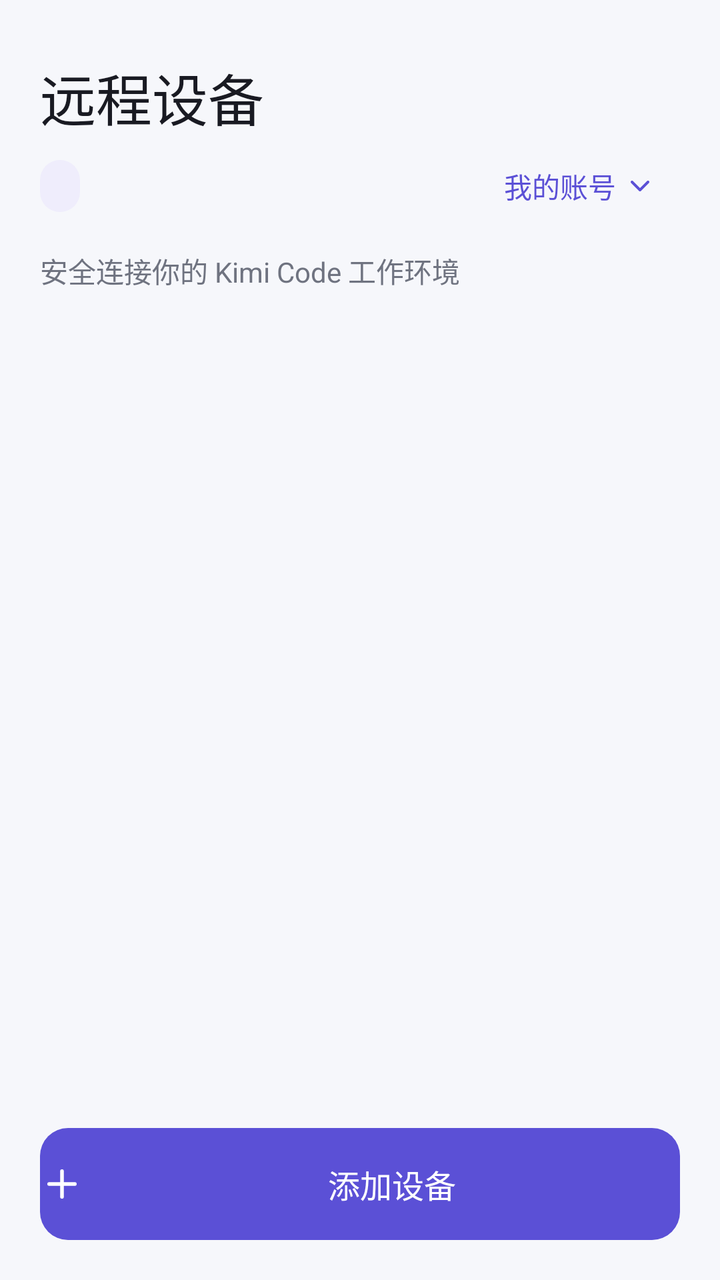
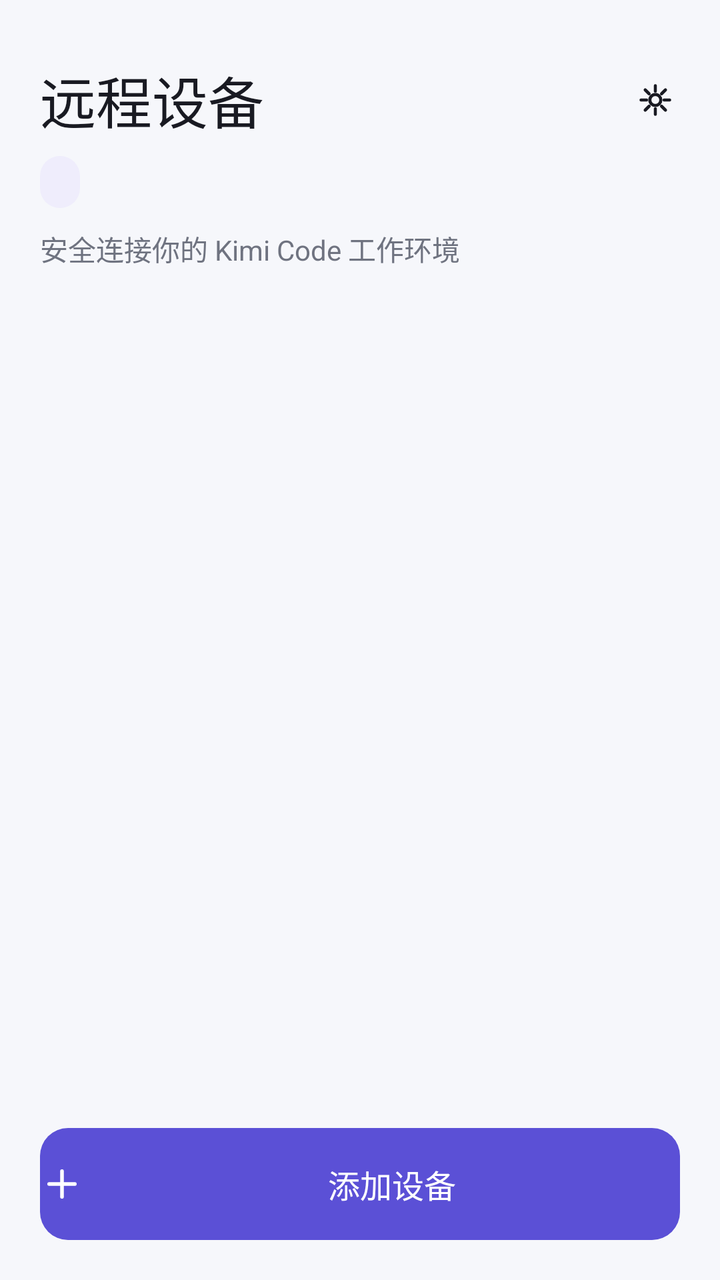

Screens rendered from an Android XML layout before and after an edit, with the pre-edit source and the edit as a unified diff.
<!-- AndroidManifest.xml: activity theme Theme.KimiRC.Launcher -->
<!-- res/layout/activity_main.xml -->
<?xml version="1.0" encoding="utf-8"?>
<LinearLayout xmlns:android="http://schemas.android.com/apk/res/android"
    android:id="@+id/main_root"
    android:layout_width="match_parent"
    android:layout_height="match_parent"
    android:background="@color/app_background"
    android:orientation="vertical">

    <LinearLayout
        android:layout_width="match_parent"
        android:layout_height="wrap_content"
        android:orientation="vertical"
        android:paddingLeft="@dimen/page_horizontal"
        android:paddingTop="@dimen/page_top"
        android:paddingRight="@dimen/page_horizontal"
        android:paddingBottom="@dimen/header_bottom">

        <TextView
            android:layout_width="match_parent"
            android:layout_height="wrap_content"
            android:maxLines="1"
            android:text="@string/main_title"
            android:textAppearance="@style/Text.KimiRC.ScreenTitle" />

        <LinearLayout
            android:layout_width="match_parent"
            android:layout_height="48dp"
            android:gravity="center_vertical"
            android:orientation="horizontal">

            <TextView
                android:id="@+id/device_count"
                android:layout_width="wrap_content"
                android:layout_height="wrap_content"
                android:background="@drawable/bg_count_badge"
                android:fontFamily="sans-serif-medium"
                android:includeFontPadding="false"
                android:paddingLeft="10dp"
                android:paddingTop="6dp"
                android:paddingRight="10dp"
                android:paddingBottom="6dp"
                android:textColor="@color/brand"
                android:textSize="12sp"
                tools:ignore="HardcodedText"
                xmlns:tools="http://schemas.android.com/tools" />

            <Space
                android:layout_width="0dp"
                android:layout_height="1dp"
                android:layout_weight="1" />

            <TextView
                android:id="@+id/account_button"
                android:layout_width="wrap_content"
                android:layout_height="48dp"
                android:background="?android:attr/selectableItemBackgroundBorderless"
                android:drawablePadding="4dp"
                android:drawableRight="@drawable/ic_chevron_down"
                android:ellipsize="end"
                android:fontFamily="sans-serif-medium"
                android:gravity="center"
                android:includeFontPadding="false"
                android:maxLines="1"
                android:maxWidth="160dp"
                android:minWidth="48dp"
                android:paddingLeft="12dp"
                android:paddingRight="12dp"
                android:text="@string/default_account_name"
                android:textColor="@color/brand"
                android:textSize="14sp" />
        </LinearLayout>

        <TextView
            android:layout_width="match_parent"
            android:layout_height="wrap_content"
            android:layout_marginTop="8dp"
            android:text="@string/main_subtitle"
            android:textAppearance="@style/Text.KimiRC.Body" />
    </LinearLayout>

    <FrameLayout
        android:layout_width="match_parent"
        android:layout_height="0dp"
        android:layout_weight="1">

        <ListView
            android:id="@+id/device_list"
            android:layout_width="match_parent"
            android:layout_height="match_parent"
            android:clipToPadding="false"
            android:divider="@null"
            android:dividerHeight="@dimen/list_gap"
            android:drawSelectorOnTop="false"
            android:listSelector="@android:color/transparent"
            android:overScrollMode="ifContentScrolls"
            android:paddingLeft="@dimen/page_horizontal"
            android:paddingRight="@dimen/page_horizontal"
            android:paddingBottom="8dp"
            android:scrollbars="none" />

        <LinearLayout
            android:id="@+id/empty_view"
            android:layout_width="match_parent"
            android:layout_height="match_parent"
            android:gravity="center"
            android:orientation="vertical"
            android:padding="32dp"
            android:visibility="gone">

            <ImageView
                android:layout_width="72dp"
                android:layout_height="72dp"
                android:background="@drawable/bg_device_icon"
                android:contentDescription="@null"
                android:importantForAccessibility="no"
                android:padding="20dp"
                android:scaleType="centerInside"
                android:src="@drawable/ic_device" />

            <TextView
                android:layout_width="wrap_content"
                android:layout_height="wrap_content"
                android:layout_marginTop="20dp"
                android:gravity="center"
                android:text="@string/empty_title"
                android:textAppearance="@style/Text.KimiRC.SectionTitle" />

            <TextView
                android:layout_width="wrap_content"
                android:layout_height="wrap_content"
                android:layout_marginTop="8dp"
                android:gravity="center"
                android:maxWidth="280dp"
                android:text="@string/empty_description"
                android:textAlignment="center"
                android:textAppearance="@style/Text.KimiRC.Body" />
        </LinearLayout>
    </FrameLayout>

    <LinearLayout
        android:layout_width="match_parent"
        android:layout_height="wrap_content"
        android:background="@color/app_background"
        android:orientation="vertical"
        android:paddingLeft="@dimen/page_horizontal"
        android:paddingTop="12dp"
        android:paddingRight="@dimen/page_horizontal"
        android:paddingBottom="20dp">

        <Button
            android:id="@+id/add_button"
            style="@style/Widget.KimiRC.Button.Primary"
            android:layout_width="match_parent"
            android:layout_height="@dimen/control_height"
            android:drawableLeft="@drawable/ic_add"
            android:drawablePadding="10dp"
            android:text="@string/add_device" />
    </LinearLayout>
</LinearLayout>
<!-- resources referenced by this layout -->
<resources>
  <color name="app_background">#F6F7FB</color>
  <color name="brand">#5B50D6</color>
  <dimen name="control_height">56dp</dimen>
  <dimen name="header_bottom">20dp</dimen>
  <dimen name="list_gap">12dp</dimen>
  <dimen name="page_horizontal">20dp</dimen>
  <dimen name="page_top">28dp</dimen>
  <!-- drawable bg_count_badge (drawable) -->
  <?xml version="1.0" encoding="utf-8"?>
  <shape xmlns:android="http://schemas.android.com/apk/res/android"
      android:shape="rectangle">
      <solid android:color="@color/brand_soft" />
      <corners android:radius="12dp" />
  </shape>
  <!-- drawable bg_device_icon (drawable) -->
  <?xml version="1.0" encoding="utf-8"?>
  <shape xmlns:android="http://schemas.android.com/apk/res/android"
      android:shape="oval">
      <solid android:color="@color/brand_soft" />
  </shape>
  <!-- drawable ic_chevron_down (drawable) -->
  <?xml version="1.0" encoding="utf-8"?>
  <vector xmlns:android="http://schemas.android.com/apk/res/android"
      android:width="16dp"
      android:height="16dp"
      android:viewportWidth="24"
      android:viewportHeight="24">
      <path
          android:pathData="M6,9 L12,15 L18,9"
          android:strokeColor="@color/brand"
          android:strokeWidth="2"
          android:strokeLineCap="round"
          android:strokeLineJoin="round"
          android:fillColor="#00000000" />
  </vector>
  <string name="add_device">添加设备</string>
  <string name="default_account_name">我的账号</string>
  <string name="empty_description">添加设备后，即可随时进入你的远程工作空间</string>
  <string name="empty_title">还没有远程设备</string>
  <string name="main_subtitle">安全连接你的 Kimi Code 工作环境</string>
  <string name="main_title">远程设备</string>
  <style name="Text.KimiRC.Body" parent="android:TextAppearance.Material.Body1">
          <item name="android:textColor">@color/text_secondary</item>
          <item name="android:textSize">@dimen/text_body</item>
          <item name="android:lineSpacingExtra">2dp</item>
      </style>
  <style name="Text.KimiRC.ScreenTitle" parent="android:TextAppearance.Material.Title">
          <item name="android:fontFamily">sans-serif-medium</item>
          <item name="android:textColor">@color/text_primary</item>
          <item name="android:textSize">@dimen/text_screen_title</item>
          <item name="android:includeFontPadding">false</item>
      </style>
  <style name="Text.KimiRC.SectionTitle" parent="android:TextAppearance.Material.Title">
          <item name="android:fontFamily">sans-serif-medium</item>
          <item name="android:textColor">@color/text_primary</item>
          <item name="android:textSize">@dimen/text_section_title</item>
      </style>
  <style name="Theme.KimiRC.Launcher">
          <item name="android:windowBackground">@drawable/splash</item>
      </style>
  <color name="brand_soft">#EFEDFC</color>
  <color name="white">#FFFFFF</color>
  <color name="text_secondary">#6F7380</color>
  <dimen name="text_body">14sp</dimen>
  <color name="text_primary">#191A22</color>
  <dimen name="text_screen_title">28sp</dimen>
  <dimen name="text_section_title">20sp</dimen>
  <dimen name="text_button">16sp</dimen>
  <!-- drawable splash (drawable) -->
  <?xml version="1.0" encoding="utf-8"?>
  <layer-list xmlns:android="http://schemas.android.com/apk/res/android">
      <item android:drawable="@drawable/ic_launcher_background" />
      <item
          android:drawable="@drawable/ic_launcher_foreground"
          android:width="132dp"
          android:height="132dp"
          android:gravity="center" />
  </layer-list>
  <color name="brand_ripple">#33FFFFFF</color>
  <dimen name="button_radius">14dp</dimen>
  <!-- drawable ic_launcher_background (drawable) -->
  <?xml version="1.0" encoding="utf-8"?>
  <shape xmlns:android="http://schemas.android.com/apk/res/android"
      android:shape="rectangle">
      <solid android:color="@color/brand" />
  </shape>
  <!-- unchanged entries left out for length: 5 -->
</resources>

<!-- the commit's change to res/layout/activity_main.xml (unified diff, before → after) -->
@@ -15,65 +15,51 @@
         android:paddingRight="@dimen/page_horizontal"
         android:paddingBottom="@dimen/header_bottom">
 
-        <TextView
+        <LinearLayout
             android:layout_width="match_parent"
             android:layout_height="wrap_content"
-            android:maxLines="1"
-            android:text="@string/main_title"
-            android:textAppearance="@style/Text.KimiRC.ScreenTitle" />
-
-        <LinearLayout
-            android:layout_width="match_parent"
-            android:layout_height="48dp"
             android:gravity="center_vertical"
             android:orientation="horizontal">
 
             <TextView
-                android:id="@+id/device_count"
-                android:layout_width="wrap_content"
+                android:layout_width="0dp"
                 android:layout_height="wrap_content"
-                android:background="@drawable/bg_count_badge"
-                android:fontFamily="sans-serif-medium"
-                android:includeFontPadding="false"
-                android:paddingLeft="10dp"
-                android:paddingTop="6dp"
-                android:paddingRight="10dp"
-                android:paddingBottom="6dp"
-                android:textColor="@color/brand"
-                android:textSize="12sp"
-                tools:ignore="HardcodedText"
-                xmlns:tools="http://schemas.android.com/tools" />
+                android:layout_weight="1"
+                android:maxLines="1"
+                android:text="@string/main_title"
+                android:textAppearance="@style/Text.KimiRC.ScreenTitle" />
 
-            <Space
-                android:layout_width="0dp"
-                android:layout_height="1dp"
-                android:layout_weight="1" />
+            <ImageButton
+                android:id="@+id/settings_button"
+                android:layout_width="44dp"
+                android:layout_height="44dp"
+                android:layout_marginRight="-10dp"
+                android:background="?android:attr/selectableItemBackgroundBorderless"
+                android:contentDescription="@string/account_switch_title"
+                android:padding="11dp"
+                android:scaleType="centerInside"
+                android:src="@drawable/ic_settings" />
+        </LinearLayout>
 
-            <TextView
-                android:id="@+id/account_button"
-                android:layout_width="wrap_content"
-                android:layout_height="48dp"
-                android:background="?android:attr/selectableItemBackgroundBorderless"
-                android:drawablePadding="4dp"
-                android:drawableRight="@drawable/ic_chevron_down"
-                android:ellipsize="end"
-                android:fontFamily="sans-serif-medium"
-                android:gravity="center"
-                android:includeFontPadding="false"
-                android:maxLines="1"
-                android:maxWidth="160dp"
-                android:minWidth="48dp"
-                android:paddingLeft="12dp"
-                android:paddingRight="12dp"
-                android:text="@string/default_account_name"
-                android:textColor="@color/brand"
-                android:textSize="14sp" />
-        </LinearLayout>
+        <TextView
+            android:id="@+id/device_count"
+            android:layout_width="wrap_content"
+            android:layout_height="wrap_content"
+            android:layout_marginTop="6dp"
+            android:background="@drawable/bg_count_badge"
+            android:fontFamily="sans-serif-medium"
+            android:includeFontPadding="false"
+            android:paddingLeft="10dp"
+            android:paddingTop="6dp"
+            android:paddingRight="10dp"
+            android:paddingBottom="6dp"
+            android:textColor="@color/brand"
+            android:textSize="12sp" />
 
         <TextView
             android:layout_width="match_parent"
             android:layout_height="wrap_content"
-            android:layout_marginTop="8dp"
+            android:layout_marginTop="10dp"
             android:text="@string/main_subtitle"
             android:textAppearance="@style/Text.KimiRC.Body" />
     </LinearLayout>
@@ -108,19 +94,19 @@
             android:visibility="gone">
 
             <ImageView
-                android:layout_width="72dp"
-                android:layout_height="72dp"
+                android:layout_width="96dp"
+                android:layout_height="96dp"
                 android:background="@drawable/bg_device_icon"
                 android:contentDescription="@null"
                 android:importantForAccessibility="no"
-                android:padding="20dp"
+                android:padding="26dp"
                 android:scaleType="centerInside"
                 android:src="@drawable/ic_device" />
 
             <TextView
                 android:layout_width="wrap_content"
                 android:layout_height="wrap_content"
-                android:layout_marginTop="20dp"
+                android:layout_marginTop="24dp"
                 android:gravity="center"
                 android:text="@string/empty_title"
                 android:textAppearance="@style/Text.KimiRC.SectionTitle" />
<!-- resource entries referenced after the edit -->
@@ -20,23 +20,23 @@
       android:shape="oval">
       <solid android:color="@color/brand_soft" />
   </shape>
-  <!-- drawable ic_chevron_down (drawable) -->
+  <!-- drawable ic_settings (drawable) -->
   <?xml version="1.0" encoding="utf-8"?>
   <vector xmlns:android="http://schemas.android.com/apk/res/android"
-      android:width="16dp"
-      android:height="16dp"
+      android:width="22dp"
+      android:height="22dp"
       android:viewportWidth="24"
       android:viewportHeight="24">
       <path
-          android:pathData="M6,9 L12,15 L18,9"
-          android:strokeColor="@color/brand"
-          android:strokeWidth="2"
+          android:pathData="M12,12 m-3,0 a3,3 0 1,0 6,0 a3,3 0 1,0 -6,0 Z M12,4.2 L12,7.2 M12,16.8 L12,19.8 M4.2,12 L7.2,12 M16.8,12 L19.8,12 M15.39,8.61 L17.52,6.48 M8.61,8.61 L6.48,6.48 M15.39,15.39 L17.52,17.52 M8.61,15.39 L6.48,17.52"
+          android:strokeColor="@color/text_primary"
+          android:strokeWidth="1.7"
           android:strokeLineCap="round"
           android:strokeLineJoin="round"
           android:fillColor="#00000000" />
   </vector>
+  <string name="account_switch_title">账号管理</string>
   <string name="add_device">添加设备</string>
-  <string name="default_account_name">我的账号</string>
   <string name="empty_description">添加设备后，即可随时进入你的远程工作空间</string>
   <string name="empty_title">还没有远程设备</string>
   <string name="main_subtitle">安全连接你的 Kimi Code 工作环境</string>
